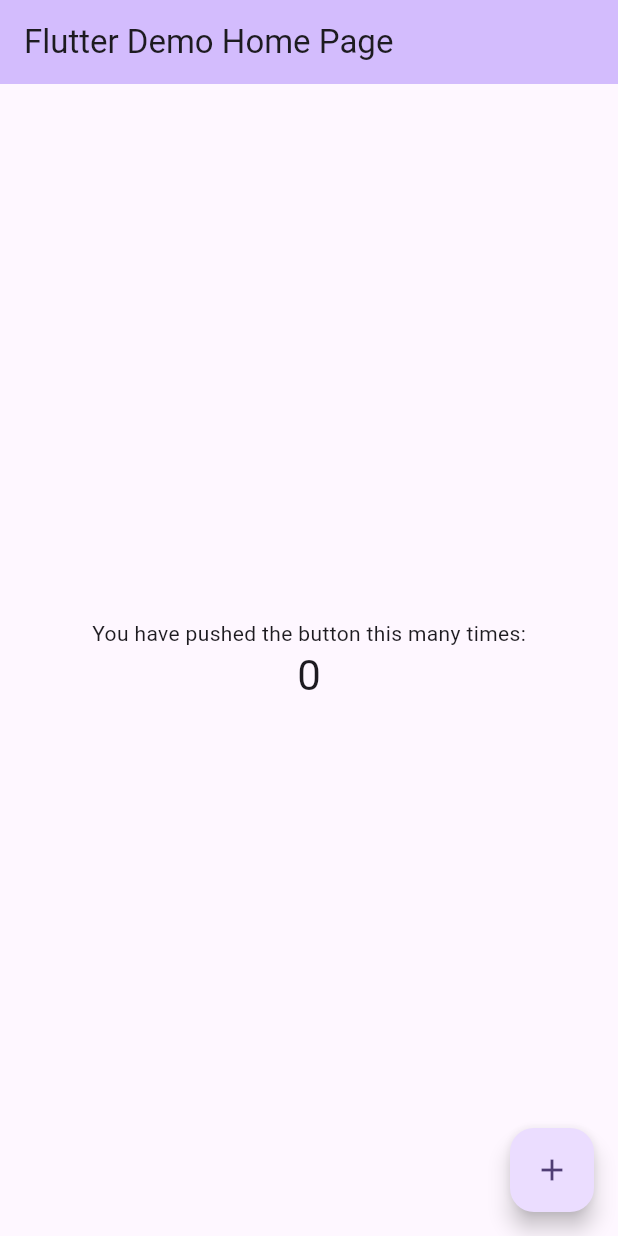
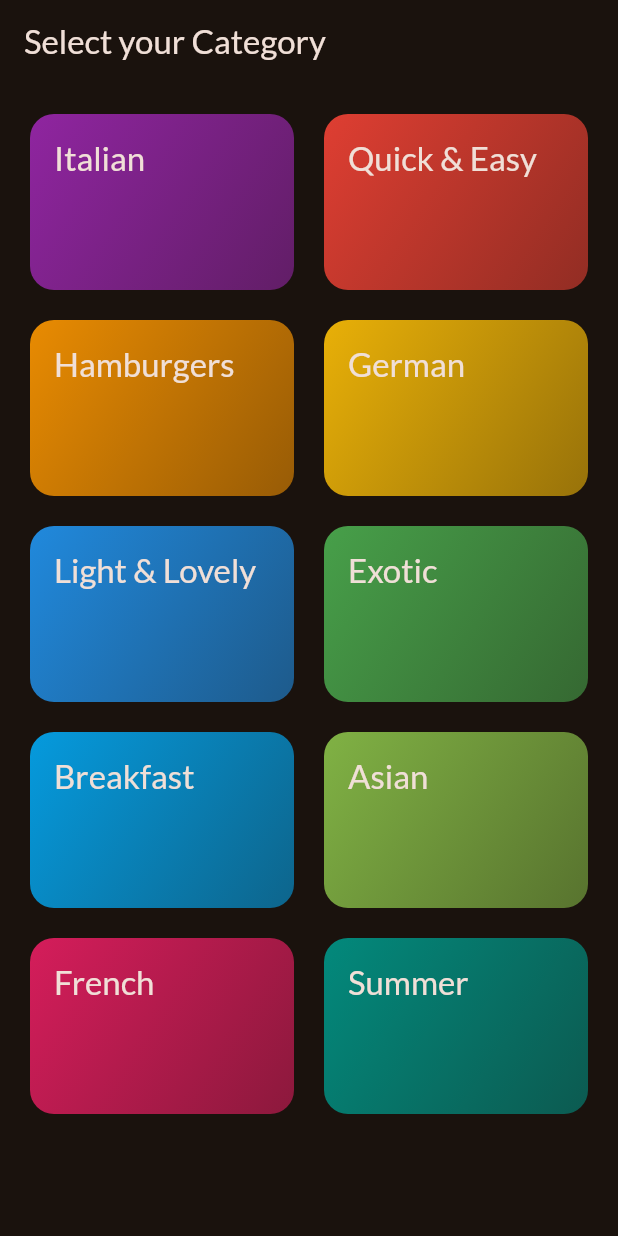
Before and after one commit to Azrul16/Meal-App-Flutter-Project, a Flutter app: the screen it shows after launch, on a phone screen of 412 x 824 dp. Run offline on Flutter 3.47's test engine with Material 3 defaults, Android fonts, the phone set to English and light mode, and no system bars; our stand-ins replace google_fonts.

Commit message:
Navigator to screen

```diff
--- a/practice/lib/main.dart
+++ b/practice/lib/main.dart
@@ -1,125 +1,29 @@
 import 'package:flutter/material.dart';
 
+import 'package:google_fonts/google_fonts.dart';
+import 'package:practice/screens/categories.dart';
+
+final theme = ThemeData(
+  useMaterial3: true,
+  colorScheme: ColorScheme.fromSeed(
+    brightness: Brightness.dark,
+    seedColor: const Color.fromARGB(255, 131, 57, 0),
+  ),
+  textTheme: GoogleFonts.latoTextTheme(),
+);
+
 void main() {
-  runApp(const MyApp());
+  runApp(const App());
 }
 
-class MyApp extends StatelessWidget {
-  const MyApp({super.key});
+class App extends StatelessWidget {
+  const App({super.key});
 
-  // This widget is the root of your application.
   @override
   Widget build(BuildContext context) {
     return MaterialApp(
-      title: 'Flutter Demo',
-      theme: ThemeData(
-        // This is the theme of your application.
-        //
-        // TRY THIS: Try running your application with "flutter run". You'll see
-        // the application has a purple toolbar. Then, without quitting the app,
-        // try changing the seedColor in the colorScheme below to Colors.green
-        // and then invoke "hot reload" (save your changes or press the "hot
-        // reload" button in a Flutter-supported IDE, or press "r" if you used
-        // the command line to start the app).
-        //
-        // Notice that the counter didn't reset back to zero; the application
-        // state is not lost during the reload. To reset the state, use hot
-        // restart instead.
-        //
-        // This works for code too, not just values: Most code changes can be
-        // tested with just a hot reload.
-        colorScheme: ColorScheme.fromSeed(seedColor: Colors.deepPurple),
-        useMaterial3: true,
-      ),
-      home: const MyHomePage(title: 'Flutter Demo Home Page'),
+      theme: theme,
+      home: const CategoriesScreen(),
     );
   }
 }
-
-class MyHomePage extends StatefulWidget {
-  const MyHomePage({super.key, required this.title});
-
-  // This widget is the home page of your application. It is stateful, meaning
-  // that it has a State object (defined below) that contains fields that affect
-  // how it looks.
-
-  // This class is the configuration for the state. It holds the values (in this
-  // case the title) provided by the parent (in this case the App widget) and
-  // used by the build method of the State. Fields in a Widget subclass are
-  // always marked "final".
-
-  final String title;
-
-  @override
-  State<MyHomePage> createState() => _MyHomePageState();
-}
-
-class _MyHomePageState extends State<MyHomePage> {
-  int _counter = 0;
-
-  void _incrementCounter() {
-    setState(() {
-      // This call to setState tells the Flutter framework that something has
-      // changed in this State, which causes it to rerun the build method below
-      // so that the display can reflect the updated values. If we changed
-      // _counter without calling setState(), then the build method would not be
-      // called again, and so nothing would appear to happen.
-      _counter++;
-    });
-  }
-
-  @override
-  Widget build(BuildContext context) {
-    // This method is rerun every time setState is called, for instance as done
-    // by the _incrementCounter method above.
-    //
-    // The Flutter framework has been optimized to make rerunning build methods
-    // fast, so that you can just rebuild anything that needs updating rather
-    // than having to individually change instances of widgets.
-    return Scaffold(
-      appBar: AppBar(
-        // TRY THIS: Try changing the color here to a specific color (to
-        // Colors.amber, perhaps?) and trigger a hot reload to see the AppBar
-        // change color while the other colors stay the same.
-        backgroundColor: Theme.of(context).colorScheme.inversePrimary,
-        // Here we take the value from the MyHomePage object that was created by
-        // the App.build method, and use it to set our appbar title.
-        title: Text(widget.title),
-      ),
-      body: Center(
-        // Center is a layout widget. It takes a single child and positions it
-        // in the middle of the parent.
-        child: Column(
-          // Column is also a layout widget. It takes a list of children and
-          // arranges them vertically. By default, it sizes itself to fit its
-          // children horizontally, and tries to be as tall as its parent.
-          //
-          // Column has various properties to control how it sizes itself and
-          // how it positions its children. Here we use mainAxisAlignment to
-          // center the children vertically; the main axis here is the vertical
-          // axis because Columns are vertical (the cross axis would be
-          // horizontal).
-          //
-          // TRY THIS: Invoke "debug painting" (choose the "Toggle Debug Paint"
-          // action in the IDE, or press "p" in the console), to see the
-          // wireframe for each widget.
-          mainAxisAlignment: MainAxisAlignment.center,
-          children: <Widget>[
-            const Text(
-              'You have pushed the button this many times:',
-            ),
-            Text(
-              '$_counter',
-              style: Theme.of(context).textTheme.headlineMedium,
-            ),
-          ],
-        ),
-      ),
-      floatingActionButton: FloatingActionButton(
-        onPressed: _incrementCounter,
-        tooltip: 'Increment',
-        child: const Icon(Icons.add),
-      ), // This trailing comma makes auto-formatting nicer for build methods.
-    );
-  }
-}
--- /dev/null
+++ b/practice/lib/models/category.dart
@@ -0,0 +1,8 @@
+import 'package:flutter/material.dart';
+
+class Category {
+  const Category({required this.id, required this.title, required this.color});
+  final String id;
+  final String title;
+  final Color color;
+}
--- /dev/null
+++ b/practice/lib/screens/categories.dart
@@ -0,0 +1,43 @@
+import 'package:flutter/material.dart';
+import 'package:practice/data/dummy_data.dart';
+import 'package:practice/screens/meals.dart';
+import 'package:practice/widgets/category_grid_item.dart';
+
+class CategoriesScreen extends StatelessWidget {
+  const CategoriesScreen({super.key});
+
+  void _selectCategory(BuildContext context) {
+    Navigator.of(context).push(
+      MaterialPageRoute(
+        builder: (ctx) => MealScreen(title: 'Some title', meals: []),
+      ),
+    );
+  }
+
+  @override
+  Widget build(BuildContext context) {
+    return Scaffold(
+      appBar: AppBar(
+        title: const Text('Select your Category'),
+      ),
+      body: GridView(
+        padding: const EdgeInsets.all(20),
+        gridDelegate: const SliverGridDelegateWithFixedCrossAxisCount(
+          crossAxisCount: 2,
+          crossAxisSpacing: 20,
+          childAspectRatio: 3 / 2,
+          mainAxisSpacing: 20,
+        ),
+        children: [
+          for (final category in availableCategories)
+            CategoryGridItem(
+              category: category,
+              onSelectCategory: () {
+                _selectCategory(context);
+              },
+            )
+        ],
+      ),
+    );
+  }
+}
--- /dev/null
+++ b/practice/lib/widgets/category_grid_item.dart
@@ -0,0 +1,42 @@
+import 'package:flutter/material.dart';
+import 'package:practice/models/category.dart';
+
+class CategoryGridItem extends StatelessWidget {
+  const CategoryGridItem({
+    super.key,
+    required this.category,
+    required this.onSelectCategory,
+  });
+
+  final Category category;
+  final void Function() onSelectCategory;
+
+  @override
+  Widget build(BuildContext context) {
+    return InkWell(
+      onTap: onSelectCategory,
+      splashColor: Theme.of(context).primaryColor,
+      borderRadius: BorderRadius.circular(20),
+      child: Container(
+        padding: const EdgeInsets.all(16),
+        decoration: BoxDecoration(
+          borderRadius: BorderRadius.circular(16),
+          gradient: LinearGradient(
+            colors: [
+              category.color.withOpacity(0.55),
+              category.color.withOpacity(0.9),
+            ],
+            begin: Alignment.bottomRight,
+            end: Alignment.topLeft,
+          ),
+        ),
+        child: Text(
+          category.title,
+          style: Theme.of(context).textTheme.titleLarge!.copyWith(
+                color: Theme.of(context).colorScheme.onBackground,
+              ),
+        ),
+      ),
+    );
+  }
+}
--- a/practice/pubspec.yaml
+++ b/practice/pubspec.yaml
@@ -35,6 +35,7 @@ dependencies:
   # The following adds the Cupertino Icons font to your application.
   # Use with the CupertinoIcons class for iOS style icons.
   cupertino_icons: ^1.0.6
+  google_fonts: ^6.2.1
 
 dev_dependencies:
   flutter_test:
```
Also changed, not shown: practice/lib/data/dummy_data.dart (added, +409 -0 lines), practice/lib/models/meal.dart (added, +43 -0 lines), practice/lib/screens/meals.dart (added, +53 -0 lines), practice/pubspec.lock, 1 other file.
